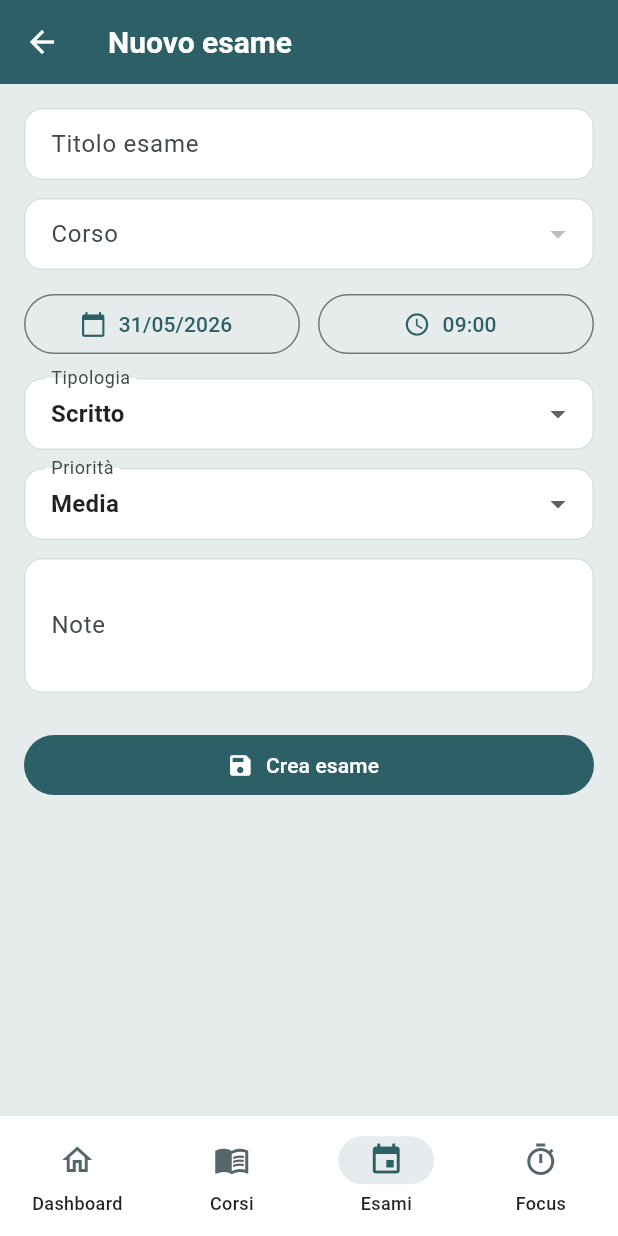
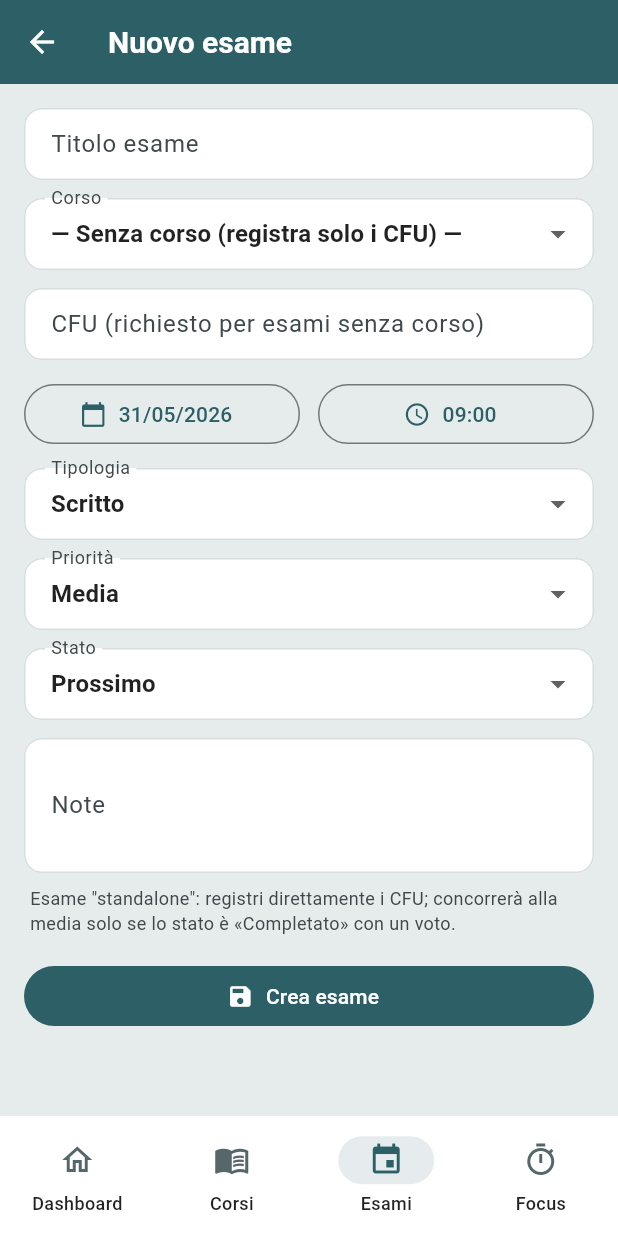
Before and after one commit to laywork22/UniLife, a Flutter app: the ExamFormScreen screen opened by its route, on a phone screen of 412 x 824 dp. Run offline on Flutter 3.47's test engine with Material 3 defaults, Android fonts, the phone set to English and light mode, and no system bars; our stand-ins replace flutter_local_notifications, go_router, shared_preferences, sqflite, sqflite_common_ffi, table_calendar; accounts and stored records are empty.

Commit message:
Correzione bug minori: Al corso non doveva essere assegnato il voto; Possono essere aggiunti esami senza corso; Ora la media è calcolata correttamente; I task ora possono essere acceduti premento su di essi mentre per marcarli come terminati basta premere sulla checkbox; La sezione voto dell'esame appare solo quando il suo stato è "Completato".

```diff
--- a/uni_life/lib/core/constants/app_constants.dart
+++ b/uni_life/lib/core/constants/app_constants.dart
@@ -13,7 +13,7 @@ class AppConstants {
   static const int longBreakMinutes = 15;
 
   static const String dbName = 'uni_life.db';
-  static const int dbVersion = 1;
+  static const int dbVersion = 3;
   static const String tableCourses = 'courses';
   static const String tableExams = 'exams';
   static const String tableSessions = 'study_sessions';
--- a/uni_life/lib/data/models/course.dart
+++ b/uni_life/lib/data/models/course.dart
@@ -1,6 +1,11 @@
 import 'enums.dart';
 
 /// DF-1.1 — Corso universitario.
+///
+/// Il voto NON è proprietà del corso: appartiene alle istanze di [Exam]
+/// associate via `courseId`. Uno studente può sostenere lo stesso esame più
+/// volte (rifiutando il voto), quindi il voto "ufficiale" del corso si deriva
+/// dall'esame `completato` più recente.
 class Course {
   final String id;
   final String nome;
@@ -8,7 +13,6 @@ class Course {
   final int cfu;
   final int semestre;
   final CourseStatus stato;
-  final int? votoOttenuto;
   final String? descrizione;
   final String? note;
   final List<String> materiali; // URL ai materiali (UC-10)
@@ -20,7 +24,6 @@ class Course {
     required this.cfu,
     required this.semestre,
     this.stato = CourseStatus.inCorso,
-    this.votoOttenuto,
     this.descrizione,
     this.note,
     this.materiali = const [],
@@ -33,11 +36,9 @@ class Course {
     int? cfu,
     int? semestre,
     CourseStatus? stato,
-    int? votoOttenuto,
     String? descrizione,
     String? note,
     List<String>? materiali,
-    bool clearVoto = false,
   }) {
     return Course(
       id: id ?? this.id,
@@ -46,7 +47,6 @@ class Course {
       cfu: cfu ?? this.cfu,
       semestre: semestre ?? this.semestre,
       stato: stato ?? this.stato,
-      votoOttenuto: clearVoto ? null : (votoOttenuto ?? this.votoOttenuto),
       descrizione: descrizione ?? this.descrizione,
       note: note ?? this.note,
       materiali: materiali ?? this.materiali,
@@ -60,10 +60,9 @@ class Course {
         'cfu': cfu,
         'semestre': semestre,
         'stato': stato.name,
-        'voto': votoOttenuto,
         'descrizione': descrizione,
         'note': note,
-        // List<String> serializzata come stringa con separatore "|" (no commas in URL fragments).
+        // List<String> serializzata come stringa con separatore "|".
         'materiali': materiali.join('|'),
       };
 
@@ -74,7 +73,6 @@ class Course {
         cfu: (m['cfu'] as int?) ?? 0,
         semestre: (m['semestre'] as int?) ?? 1,
         stato: CourseStatusX.fromName(m['stato'] as String?),
-        votoOttenuto: m['voto'] as int?,
         descrizione: m['descrizione'] as String?,
         note: m['note'] as String?,
         materiali: (m['materiali'] as String?)?.isNotEmpty == true
--- a/uni_life/lib/data/models/exam.dart
+++ b/uni_life/lib/data/models/exam.dart
@@ -1,10 +1,14 @@
 import 'enums.dart';
 
-/// DF-1.2 — Esame associato a un corso.
+/// DF-1.2 — Esame. Può essere legato a un corso (relazione 1‑N) oppure
+/// "standalone" (esame inserito retroattivamente senza che il corso sia
+/// stato registrato in app): in tal caso `courseId` è `null` e va valorizzato
+/// `cfu` per far concorrere l'esame al calcolo dei crediti e della media.
 class Exam {
   final String id;
   final String title;
-  final String courseId;
+  final String? courseId;
+  final int? cfu; // valorizzato solo per esami standalone (courseId == null)
   final DateTime date;
   final ExamType type;
   final Priority priority;
@@ -15,8 +19,9 @@ class Exam {
   const Exam({
     required this.id,
     required this.title,
-    required this.courseId,
     required this.date,
+    this.courseId,
+    this.cfu,
     this.type = ExamType.scritto,
     this.priority = Priority.media,
     this.status = ExamStatus.prossimo,
@@ -24,10 +29,13 @@ class Exam {
     this.notes,
   });
 
+  bool get isStandalone => courseId == null;
+
   Exam copyWith({
     String? id,
     String? title,
     String? courseId,
+    int? cfu,
     DateTime? date,
     ExamType? type,
     Priority? priority,
@@ -35,11 +43,14 @@ class Exam {
     int? grade,
     String? notes,
     bool clearGrade = false,
+    bool clearCourse = false,
+    bool clearCfu = false,
   }) {
     return Exam(
       id: id ?? this.id,
       title: title ?? this.title,
-      courseId: courseId ?? this.courseId,
+      courseId: clearCourse ? null : (courseId ?? this.courseId),
+      cfu: clearCfu ? null : (cfu ?? this.cfu),
       date: date ?? this.date,
       type: type ?? this.type,
       priority: priority ?? this.priority,
@@ -53,6 +64,7 @@ class Exam {
         'id': id,
         'title': title,
         'course_id': courseId,
+        'cfu': cfu,
         'date': date.toIso8601String(),
         'type': type.name,
         'priority': priority.name,
@@ -64,7 +76,8 @@ class Exam {
   factory Exam.fromMap(Map<String, Object?> m) => Exam(
         id: m['id'] as String,
         title: m['title'] as String,
-        courseId: m['course_id'] as String,
+        courseId: m['course_id'] as String?,
+        cfu: m['cfu'] as int?,
         date: DateTime.parse(m['date'] as String),
         type: ExamTypeX.fromName(m['type'] as String?),
         priority: PriorityX.fromName(m['priority'] as String?),
--- a/uni_life/lib/features/courses/widgets/course_card.dart
+++ b/uni_life/lib/features/courses/widgets/course_card.dart
@@ -9,11 +9,13 @@ class CourseCard extends StatelessWidget {
     super.key,
     required this.course,
     required this.progress,
+    this.latestGrade,
     this.onTap,
   });
 
   final Course course;
   final double progress;
+  final int? latestGrade;
   final VoidCallback? onTap;
 
   @override
@@ -72,7 +74,7 @@ class CourseCard extends StatelessWidget {
               const SizedBox(height: 4),
               Text(
                 '${course.semestre}° semestre'
-                '${course.stato == CourseStatus.superato && course.votoOttenuto != null ? "  ·  Voto ${course.votoOttenuto}" : ""}',
+                '${course.stato == CourseStatus.superato && latestGrade != null ? "  ·  Voto ${latestGrade == 31 ? "30L" : latestGrade}" : ""}',
                 style: TextStyle(
                   color: scheme.onSurfaceVariant,
                   fontSize: 12,
--- a/uni_life/lib/features/exams/exam_detail_screen.dart
+++ b/uni_life/lib/features/exams/exam_detail_screen.dart
@@ -76,7 +76,12 @@ class _ExamDetailScreenState extends State<ExamDetailScreen> {
       body: ListView(
         padding: const EdgeInsets.fromLTRB(16, 16, 16, 96),
         children: [
-          _LabelValue(label: 'Docente', value: course?.docente ?? '—'),
+          _LabelValue(
+              label: 'Corso',
+              value: course?.nome ?? '— senza corso —'),
+          const SizedBox(height: 12),
+          _LabelValue(
+              label: 'Docente', value: course?.docente ?? '—'),
           const SizedBox(height: 12),
           _LabelValue(
               label: 'Data Appello',
@@ -86,7 +91,11 @@ class _ExamDetailScreenState extends State<ExamDetailScreen> {
             children: [
               Expanded(
                 child: _LabelValue(
-                    label: 'CFU', value: course == null ? '—' : '${course.cfu}'),
+                  label: 'CFU',
+                  value: course != null
+                      ? '${course.cfu}'
+                      : (exam.cfu != null ? '${exam.cfu}' : '—'),
+                ),
               ),
               const SizedBox(width: 12),
               Expanded(
@@ -136,6 +145,8 @@ class _ExamDetailScreenState extends State<ExamDetailScreen> {
                 ),
             ],
           ),
+          // Il voto si registra SOLO quando l'esame è stato completato.
+          if (exam.status == ExamStatus.completato) ...[
             const SizedBox(height: 16),
             Card(
               margin: EdgeInsets.zero,
@@ -180,6 +191,7 @@ class _ExamDetailScreenState extends State<ExamDetailScreen> {
                 ),
               ),
             ),
+          ],
         ],
       ),
     );
--- a/uni_life/lib/features/exams/exam_form_screen.dart
+++ b/uni_life/lib/features/exams/exam_form_screen.dart
@@ -23,11 +23,14 @@ class _ExamFormScreenState extends State<ExamFormScreen> {
   final _formKey = GlobalKey<FormState>();
   final _title = TextEditingController();
   final _notes = TextEditingController();
-  String? _courseId;
+  final _cfu = TextEditingController();
+  final _grade = TextEditingController();
+  String? _courseId; // null = esame standalone (senza corso registrato)
   DateTime _date = DateTime.now().add(const Duration(days: 7));
   TimeOfDay _time = const TimeOfDay(hour: 9, minute: 0);
   ExamType _type = ExamType.scritto;
   Priority _priority = Priority.media;
+  ExamStatus _status = ExamStatus.prossimo;
 
   @override
   void initState() {
@@ -37,11 +40,14 @@ class _ExamFormScreenState extends State<ExamFormScreen> {
       if (e != null) {
         _title.text = e.title;
         _notes.text = e.notes ?? '';
+        _cfu.text = e.cfu?.toString() ?? '';
+        _grade.text = e.grade?.toString() ?? '';
         _courseId = e.courseId;
         _date = e.date;
         _time = TimeOfDay.fromDateTime(e.date);
         _type = e.type;
         _priority = e.priority;
+        _status = e.status;
       }
     }
   }
@@ -50,14 +56,17 @@ class _ExamFormScreenState extends State<ExamFormScreen> {
   void dispose() {
     _title.dispose();
     _notes.dispose();
+    _cfu.dispose();
+    _grade.dispose();
     super.dispose();
   }
 
   Future<void> _pickDate() async {
+    // Ammettiamo anche date passate: utile per registrare esami già sostenuti.
     final picked = await showDatePicker(
       context: context,
       initialDate: _date,
-      firstDate: DateTime.now().subtract(const Duration(days: 1)),
+      firstDate: DateTime(2000),
       lastDate: DateTime.now().add(const Duration(days: 365 * 3)),
     );
     if (picked != null) setState(() => _date = picked);
@@ -69,19 +78,18 @@ class _ExamFormScreenState extends State<ExamFormScreen> {
   }
 
   Future<void> _save() async {
-    if (_courseId == null) {
-      AppSnackbar.show(context, 'Seleziona un corso', icon: Icons.warning);
-      return;
-    }
     if (!_formKey.currentState!.validate()) return;
-    final dateError = Validators.futureDate(_date);
-    if (dateError != null) {
-      AppSnackbar.show(context, dateError, icon: Icons.warning);
-      return;
-    }
 
     final combined =
         DateTime(_date.year, _date.month, _date.day, _time.hour, _time.minute);
+
+    final cfuValue = _courseId == null
+        ? int.tryParse(_cfu.text)
+        : null; // se c'è il corso, i CFU si leggono dal corso
+
+    final gradeValue =
+        _grade.text.trim().isEmpty ? null : int.tryParse(_grade.text);
+
     final p = context.read<ExamProvider>();
     if (widget.isEdit) {
       final existing = p.byId(widget.examId!);
@@ -89,18 +97,27 @@ class _ExamFormScreenState extends State<ExamFormScreen> {
       await p.edit(existing.copyWith(
         title: _title.text.trim(),
         courseId: _courseId,
+        clearCourse: _courseId == null,
+        cfu: cfuValue,
+        clearCfu: cfuValue == null,
         date: combined,
         type: _type,
         priority: _priority,
+        status: _status,
+        grade: gradeValue,
+        clearGrade: gradeValue == null,
         notes: _notes.text.trim(),
       ));
     } else {
       await p.add(
         title: _title.text.trim(),
-        courseId: _courseId!,
+        courseId: _courseId,
+        cfu: cfuValue,
         date: combined,
         type: _type,
         priority: _priority,
+        status: _status,
+        grade: gradeValue,
         notes: _notes.text.trim(),
       );
     }
@@ -114,6 +131,8 @@ class _ExamFormScreenState extends State<ExamFormScreen> {
   @override
   Widget build(BuildContext context) {
     final courses = context.watch<CourseProvider>().all;
+    final scheme = Theme.of(context).colorScheme;
+    final isStandalone = _courseId == null;
 
     return Scaffold(
       appBar: AppBar(
@@ -130,16 +149,38 @@ class _ExamFormScreenState extends State<ExamFormScreen> {
               validator: (v) => Validators.notEmpty(v, field: 'Titolo'),
             ),
             const SizedBox(height: 12),
-            DropdownButtonFormField<String>(
+            DropdownButtonFormField<String?>(
               initialValue: _courseId,
               decoration: const InputDecoration(labelText: 'Corso'),
-              items: courses
-                  .map((c) => DropdownMenuItem(value: c.id, child: Text(c.nome)))
-                  .toList(),
+              items: [
+                const DropdownMenuItem<String?>(
+                  value: null,
+                  child: Text('— Senza corso (registra solo i CFU) —'),
+                ),
+                ...courses.map(
+                  (c) => DropdownMenuItem<String?>(
+                    value: c.id,
+                    child: Text(c.nome),
+                  ),
+                ),
+              ],
               onChanged: (v) => setState(() => _courseId = v),
-              validator: (v) =>
-                  v == null ? 'Associa l\'esame a un corso' : null,
             ),
+            if (isStandalone) ...[
+              const SizedBox(height: 12),
+              TextFormField(
+                controller: _cfu,
+                decoration: const InputDecoration(
+                  labelText: 'CFU (richiesto per esami senza corso)',
+                ),
+                keyboardType: TextInputType.number,
+                validator: (v) {
+                  if (!isStandalone) return null;
+                  final err = Validators.cfuRange(v);
+                  return err;
+                },
+              ),
+            ],
             const SizedBox(height: 12),
             Row(
               children: [
@@ -180,12 +221,46 @@ class _ExamFormScreenState extends State<ExamFormScreen> {
                   setState(() => _priority = v ?? Priority.media),
             ),
             const SizedBox(height: 12),
+            DropdownButtonFormField<ExamStatus>(
+              initialValue: _status,
+              decoration: const InputDecoration(labelText: 'Stato'),
+              items: ExamStatus.values
+                  .map((s) => DropdownMenuItem(value: s, child: Text(s.label)))
+                  .toList(),
+              onChanged: (v) =>
+                  setState(() => _status = v ?? ExamStatus.prossimo),
+            ),
+            if (_status == ExamStatus.completato) ...[
+              const SizedBox(height: 12),
+              TextFormField(
+                controller: _grade,
+                decoration: const InputDecoration(
+                  labelText: 'Voto (18-30, 31 per la lode)',
+                ),
+                keyboardType: TextInputType.number,
+                validator: Validators.gradeRange,
+              ),
+            ],
+            const SizedBox(height: 12),
             TextFormField(
               controller: _notes,
               decoration: const InputDecoration(labelText: 'Note'),
               maxLines: 3,
             ),
-            const SizedBox(height: 24),
+            const SizedBox(height: 8),
+            Padding(
+              padding: const EdgeInsets.symmetric(horizontal: 4),
+              child: Text(
+                isStandalone
+                    ? 'Esame "standalone": registri direttamente i CFU; concorrerà alla media solo se lo stato è «Completato» con un voto.'
+                    : 'L\'esame è legato al corso selezionato; i suoi CFU sono quelli del corso.',
+                style: TextStyle(
+                  color: scheme.onSurfaceVariant,
+                  fontSize: 12,
+                ),
+              ),
+            ),
+            const SizedBox(height: 16),
             FilledButton.icon(
               onPressed: _save,
               icon: const Icon(Icons.save),
--- a/uni_life/lib/services/notification_service.dart
+++ b/uni_life/lib/services/notification_service.dart
@@ -29,7 +29,6 @@ class NotificationService {
       await _plugin.initialize(settings: settings);
       _initialized = true;
     } catch (_) {
-      // Su Windows / piattaforme non supportate evitiamo che il boot fallisca.
       _initialized = false;
     }
   }
--- a/uni_life/lib/state/course_provider.dart
+++ b/uni_life/lib/state/course_provider.dart
@@ -58,7 +58,8 @@ class CourseProvider extends ChangeNotifier {
     notifyListeners();
   }
 
-  Course? byId(String id) {
+  Course? byId(String? id) {
+    if (id == null) return null;
     for (final c in _all) {
       if (c.id == id) return c;
     }
--- a/uni_life/lib/state/stats_provider.dart
+++ b/uni_life/lib/state/stats_provider.dart
@@ -25,23 +25,58 @@ class StatsProvider extends ChangeNotifier {
 
   void _onChange() => notifyListeners();
 
-  int get cfuAcquisiti => _courses.all
-      .where((c) => c.stato == CourseStatus.superato)
-      .fold<int>(0, (acc, c) => acc + c.cfu);
+  /// CFU acquisiti = somma dei CFU dei corsi con almeno un esame `completato`
+  /// (un esame `annullato` non concorre, anche se lo `stato` del corso è
+  /// `superato`). Verrà aggiornata in [_orphanContribution] per gli esami
+  /// "standalone" (senza corso) appena introdotti.
+  int get cfuAcquisiti {
+    int total = 0;
+    for (final c in _courses.all) {
+      if (_exams.latestPassedGrade(c.id) != null) {
+        total += c.cfu;
+      }
+    }
+    return total + _orphanCfu;
+  }
 
   int get cfuTotali =>
-      _courses.all.fold<int>(0, (acc, c) => acc + c.cfu);
+      _courses.all.fold<int>(0, (acc, c) => acc + c.cfu) + _orphanCfu;
 
-  /// Media voti ponderata sui CFU dei corsi superati.
+  /// CFU degli esami standalone (senza corso) già superati.
+  int get _orphanCfu => _exams.all
+      .where((e) =>
+          e.courseId == null &&
+          e.status == ExamStatus.completato &&
+          e.cfu != null)
+      .fold<int>(0, (acc, e) => acc + (e.cfu ?? 0));
+
+  /// Media voti ponderata sui CFU.
+  /// Per ogni corso con un esame `completato` (vedi [ExamProvider.latestPassedGrade])
+  /// usiamo `course.cfu` come peso e il voto dell'ultimo esame superato.
+  /// Inoltre concorrono alla media gli esami "standalone" (senza corso)
+  /// `completato` con voto e `cfu` valorizzati.
   double get mediaPonderata {
-    final superati = _courses.all
-        .where((c) => c.stato == CourseStatus.superato && c.votoOttenuto != null);
-    if (superati.isEmpty) return 0;
-    final num totWeight = superati.fold<int>(0, (a, c) => a + c.cfu);
-    final num totGrade = superati.fold<int>(
-      0,
-      (a, c) => a + ((c.votoOttenuto!.clamp(18, 30)) * c.cfu),
-    );
+    int totWeight = 0;
+    int totGrade = 0;
+    // 1) Esami associati a un corso.
+    for (final c in _courses.all) {
+      final grade = _exams.latestPassedGrade(c.id);
+      if (grade == null) continue;
+      final effective = grade.clamp(18, 30); // 31 = lode → 30 in media
+      totWeight += c.cfu;
+      totGrade += effective * c.cfu;
+    }
+    // 2) Esami standalone.
+    for (final e in _exams.all) {
+      if (e.courseId != null) continue;
+      if (e.status != ExamStatus.completato) continue;
+      final g = e.grade;
+      final cfu = e.cfu;
+      if (g == null || cfu == null) continue;
+      final effective = g.clamp(18, 30);
+      totWeight += cfu;
+      totGrade += effective * cfu;
+    }
     return totWeight == 0 ? 0 : totGrade / totWeight;
   }
 
```
Also changed, not shown: uni_life/lib/data/datasources/database_helper.dart (+70 -3 lines), uni_life/lib/features/courses/course_detail_screen.dart (+5 -3 lines), uni_life/lib/features/courses/course_form_screen.dart (+20 -15 lines), uni_life/lib/features/courses/course_list_screen.dart (+18 -1 lines), uni_life/lib/features/tasks/task_form_screen.dart (+22 -0 lines), uni_life/lib/state/exam_provider.dart (+25 -7 lines). Lines whose indentation alone changed are shown as unchanged.
